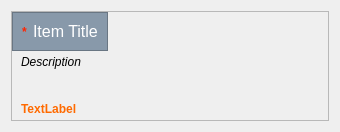
Qt form resources/form_item.ui (lesca-research/piccel) before a commit.
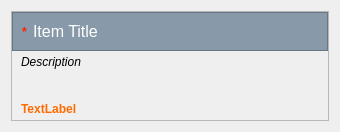
The same form after that commit.

Commit message: Improve text UI inputs

```diff
--- a/resources/form_item.ui
+++ b/resources/form_item.ui
@@ -50,7 +50,7 @@
       <property name="bottomMargin">
        <number>0</number>
       </property>
-      <item alignment="Qt::AlignLeft">
+      <item>
        <widget class="QFrame" name="frame_title">
         <property name="sizePolicy">
          <sizepolicy hsizetype="Preferred" vsizetype="Fixed">
@@ -118,7 +118,7 @@
         </layout>
        </widget>
       </item>
-      <item alignment="Qt::AlignLeft">
+      <item>
        <widget class="QFrame" name="frame">
         <property name="sizePolicy">
          <sizepolicy hsizetype="Preferred" vsizetype="Minimum">
```
The commit also changes 2 other files.
